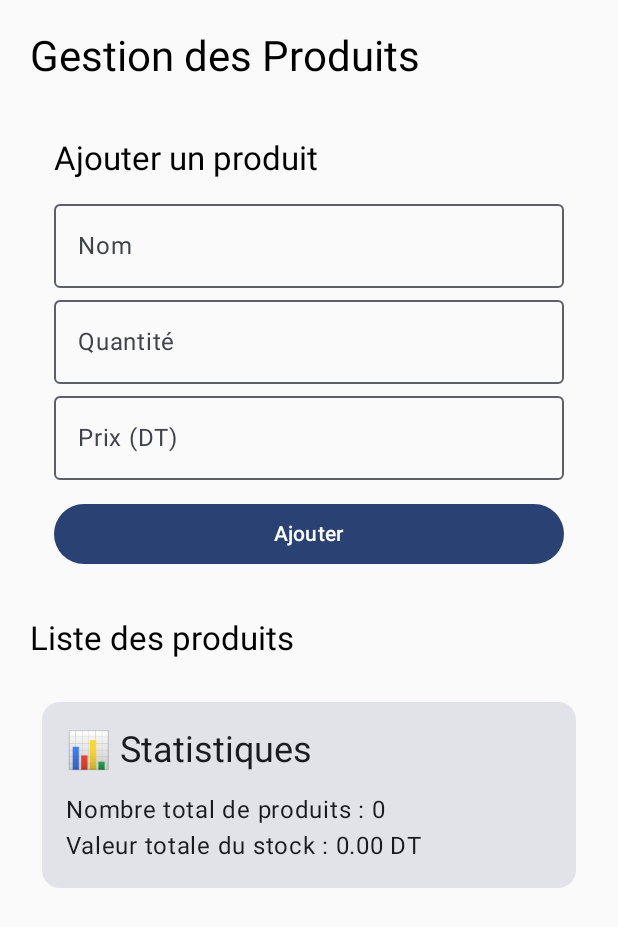
After one commit to laouinighada/SmartShop, an Android app built with Jetpack Compose: the HomeScreen screen opened through its navigation route, on a phone screen of 412 x 824 dp. The commit adds this screen. Shown: the top 927 px of the screen. Run offline under Robolectric (Android 15) with nearby library versions, the phone set to English and light mode, and no system bars; our stand-ins replace Firebase (no records; nobody signed in at launch, a user with empty details on screens opened directly), Room's generated code.

Commit message:
authentication and product list

```diff
--- a/app/src/main/AndroidManifest.xml
+++ b/app/src/main/AndroidManifest.xml
@@ -1,6 +1,9 @@
 <?xml version="1.0" encoding="utf-8"?>
 <manifest xmlns:android="http://schemas.android.com/apk/res/android"
     xmlns:tools="http://schemas.android.com/tools">
+    <!-- 🔥 AJOUTER CETTE LIGNE -->
+    <uses-permission android:name="android.permission.INTERNET" />
+    <uses-permission android:name="android.permission.ACCESS_NETWORK_STATE" />
 
     <application
         android:allowBackup="true"
--- a/app/src/main/java/com/example/smartshop/MainActivity.kt
+++ b/app/src/main/java/com/example/smartshop/MainActivity.kt
@@ -3,45 +3,46 @@ package com.example.smartshop
 import android.os.Bundle
 import androidx.activity.ComponentActivity
 import androidx.activity.compose.setContent
-import androidx.activity.enableEdgeToEdge
-import androidx.compose.foundation.layout.fillMaxSize
-import androidx.compose.foundation.layout.padding
-import androidx.compose.material3.Scaffold
-import androidx.compose.material3.Text
-import androidx.compose.runtime.Composable
-import androidx.compose.ui.Modifier
-import androidx.compose.ui.tooling.preview.Preview
+import androidx.lifecycle.ViewModelProvider
+import androidx.navigation.compose.rememberNavController
+import androidx.room.Room
+import com.example.smartshop.data.local.AppDatabase
+import com.example.smartshop.data.remote.FirestoreService
+import com.example.smartshop.data.repository.ProductRepository
+import com.example.smartshop.navigation.NavGraph
 import com.example.smartshop.ui.theme.SmartShopTheme
+import com.example.smartshop.viewmodel.ProductViewModel
+import com.example.smartshop.viewmodel.ProductViewModelFactory
 
 class MainActivity : ComponentActivity() {
     override fun onCreate(savedInstanceState: Bundle?) {
         super.onCreate(savedInstanceState)
-        enableEdgeToEdge()
+
+        // Initialisation Room + Repository
+        val db = Room.databaseBuilder(
+            applicationContext,
+            AppDatabase::class.java,
+            "smartshop-db"
+        ).build()
+
+        val repository = ProductRepository(
+            dao = db.productDao(),
+            firestore = FirestoreService()
+        )
+
+        // 🔥 Créer le ViewModel avec Factory
+        val factory = ProductViewModelFactory(repository)
+        val productViewModel = ViewModelProvider(this, factory)[ProductViewModel::class.java]
+
         setContent {
             SmartShopTheme {
-                Scaffold(modifier = Modifier.fillMaxSize()) { innerPadding ->
-                    Greeting(
-                        name = "Android",
-                        modifier = Modifier.padding(innerPadding)
-                    )
-                }
+                val navController = rememberNavController()
+
+                NavGraph(
+                    navController = navController,
+                    productViewModel = productViewModel
+                )
             }
         }
     }
 }
-
-@Composable
-fun Greeting(name: String, modifier: Modifier = Modifier) {
-    Text(
-        text = "Hello $name!",
-        modifier = modifier
-    )
-}
-
-@Preview(showBackground = true)
-@Composable
-fun GreetingPreview() {
-    SmartShopTheme {
-        Greeting("Android")
-    }
-}
--- /dev/null
+++ b/app/src/main/java/com/example/smartshop/auth/LoginScreen.kt
@@ -0,0 +1,79 @@
+package com.example.smartshop.auth
+
+import androidx.compose.foundation.layout.*
+import androidx.compose.material3.*
+import androidx.compose.runtime.*
+import androidx.compose.ui.Modifier
+import androidx.compose.ui.unit.dp
+import androidx.lifecycle.viewmodel.compose.viewModel
+import androidx.compose.ui.text.input.PasswordVisualTransformation
+import androidx.compose.ui.graphics.Color
+import kotlinx.coroutines.launch
+
+@Composable
+fun LoginScreen(
+    onLoginSuccess: () -> Unit,
+    viewModel: LoginViewModel = viewModel()
+) {
+    val state = viewModel.state.collectAsState().value
+    val scope = rememberCoroutineScope()
+
+    var email by remember { mutableStateOf("") }
+    var password by remember { mutableStateOf("") }
+
+    // 🔥 Navigation automatique après connexion réussie
+    LaunchedEffect(state.success) {
+        if (state.success) {
+            onLoginSuccess()
+        }
+    }
+
+    Column(
+        modifier = Modifier
+            .fillMaxSize()
+            .padding(24.dp),
+        verticalArrangement = Arrangement.Center
+    ) {
+
+        Text(text = "SmartShop", style = MaterialTheme.typography.headlineLarge)
+
+        Spacer(Modifier.height(20.dp))
+
+        OutlinedTextField(
+            value = email,
+            onValueChange = { email = it },
+            label = { Text("Email") },
+            modifier = Modifier.fillMaxWidth()
+        )
+
+        OutlinedTextField(
+            value = password,
+            onValueChange = { password = it },
+            label = { Text("Mot de passe") },
+            visualTransformation = PasswordVisualTransformation(),
+            modifier = Modifier.fillMaxWidth()
+        )
+
+        Spacer(Modifier.height(20.dp))
+
+        Button(
+            onClick = {
+                scope.launch {
+                    viewModel.login(email, password)
+                }
+            },
+            modifier = Modifier.fillMaxWidth(),
+            enabled = !state.loading
+        ) {
+            Text("Se connecter")
+        }
+
+        if (state.error != null) {
+            Text(
+                text = "Erreur : ${state.error}",
+                color = Color.Red,
+                modifier = Modifier.padding(top = 8.dp)
+            )
+        }
+    }
+}
--- /dev/null
+++ b/app/src/main/java/com/example/smartshop/auth/LoginViewModel.kt
@@ -0,0 +1,51 @@
+package com.example.smartshop.auth
+
+import androidx.lifecycle.ViewModel
+import com.google.firebase.auth.FirebaseAuth
+import kotlinx.coroutines.tasks.await
+import kotlinx.coroutines.flow.MutableStateFlow
+import kotlinx.coroutines.flow.StateFlow
+
+data class LoginState(
+    val loading: Boolean = false,
+    val success: Boolean = false,
+    val error: String? = null
+)
+
+class LoginViewModel : ViewModel() {
+
+    private val auth: FirebaseAuth = FirebaseAuth.getInstance()
+
+    private val _state = MutableStateFlow(LoginState())
+    val state: StateFlow<LoginState> get() = _state
+
+    suspend fun login(email: String, password: String) {
+        try {
+            _state.value = LoginState(loading = true)
+
+            // 🔥 Log avant la tentative
+            android.util.Log.d("LoginViewModel", "Tentative de connexion pour: $email")
+
+            auth.signInWithEmailAndPassword(email, password).await()
+
+            android.util.Log.d("LoginViewModel", "Connexion réussie")
+            _state.value = LoginState(success = true)
+
+        } catch (e: Exception) {
+            // 🔥 Logs détaillés de l'erreur
+            android.util.Log.e("LoginViewModel", "Erreur de connexion", e)
+            android.util.Log.e("LoginViewModel", "Type: ${e.javaClass.simpleName}")
+            android.util.Log.e("LoginViewModel", "Message: ${e.message}")
+            android.util.Log.e("LoginViewModel", "Cause: ${e.cause?.message}")
+
+            // 🔥 Erreur spécifique Firebase
+            if (e is com.google.firebase.FirebaseException) {
+                android.util.Log.e("LoginViewModel", "Code Firebase: ${e.localizedMessage}")
+            }
+
+            _state.value = LoginState(
+                error = "${e.javaClass.simpleName}: ${e.message}"
+            )
+        }
+    }
+}
--- /dev/null
+++ b/app/src/main/java/com/example/smartshop/data/local/AppDatabase.kt
@@ -0,0 +1,13 @@
+package com.example.smartshop.data.local
+
+import androidx.room.Database
+import androidx.room.RoomDatabase
+
+@Database(
+    entities = [ProductEntity::class],
+    version = 1,
+    exportSchema = false
+)
+abstract class AppDatabase : RoomDatabase() {
+    abstract fun productDao(): ProductDao
+}
--- /dev/null
+++ b/app/src/main/java/com/example/smartshop/data/local/ProductDao.kt
@@ -0,0 +1,23 @@
+package com.example.smartshop.data.local
+
+import androidx.room.*
+import kotlinx.coroutines.flow.Flow
+
+@Dao
+interface ProductDao {
+
+    @Query("SELECT * FROM products ORDER BY name ASC")
+    fun getProducts(): Flow<List<ProductEntity>>
+
+    @Insert(onConflict = OnConflictStrategy.REPLACE)
+    suspend fun insert(product: ProductEntity)
+
+    @Update
+    suspend fun update(product: ProductEntity)
+
+    @Delete
+    suspend fun delete(product: ProductEntity)
+
+    @Query("DELETE FROM products")
+    suspend fun clear()
+}
--- /dev/null
+++ b/app/src/main/java/com/example/smartshop/data/remote/FirestoreService.kt
@@ -0,0 +1,30 @@
+package com.example.smartshop.data.remote
+
+import com.example.smartshop.data.local.ProductEntity
+import com.google.firebase.firestore.FirebaseFirestore
+import kotlinx.coroutines.tasks.await
+
+class FirestoreService {
+
+    private val db = FirebaseFirestore.getInstance()
+    private val productsRef = db.collection("products")
+
+    suspend fun syncProduct(product: ProductEntity) {
+        productsRef.document(product.id.toString())
+            .set(product)
+            .await()
+    }
+
+    suspend fun deleteProduct(id: Int) {
+        productsRef.document(id.toString()).delete().await()
+    }
+
+    fun listenProducts(onUpdate: (List<ProductEntity>) -> Unit) {
+        productsRef.addSnapshotListener { snapshot, _ ->
+            if (snapshot != null) {
+                val data = snapshot.toObjects(ProductEntity::class.java)
+                onUpdate(data)
+            }
+        }
+    }
+}
--- /dev/null
+++ b/app/src/main/java/com/example/smartshop/data/repository/ProductRepository.kt
@@ -0,0 +1,48 @@
+package com.example.smartshop.data.repository
+
+import com.example.smartshop.data.local.ProductDao
+import com.example.smartshop.data.local.ProductEntity
+import com.example.smartshop.data.remote.FirestoreService
+import kotlinx.coroutines.CoroutineScope
+import kotlinx.coroutines.Dispatchers
+import kotlinx.coroutines.flow.Flow
+import kotlinx.coroutines.launch
+
+class ProductRepository(
+    private val dao: ProductDao,
+    private val firestore: FirestoreService
+) {
+
+    // Flow pour observer les produits localement
+    val products: Flow<List<ProductEntity>> = dao.getProducts()
+
+    // Fonction suspend pour ajouter un produit local + cloud
+    suspend fun add(product: ProductEntity) {
+        dao.insert(product)          // Appel suspend depuis suspend
+        firestore.syncProduct(product)
+    }
+
+    // Fonction suspend pour update
+    suspend fun update(product: ProductEntity) {
+        dao.update(product)
+        firestore.syncProduct(product)
+    }
+
+    // Fonction suspend pour delete
+    suspend fun delete(product: ProductEntity) {
+        dao.delete(product)
+        firestore.deleteProduct(product.id)
+    }
+
+    // Fonction pour écouter les changements cloud et les insérer localement
+    fun listenCloudSync() {
+        firestore.listenProducts { cloudProducts ->
+            // Ici on doit lancer une coroutine pour appeler dao.insert
+            CoroutineScope(Dispatchers.IO).launch {
+                cloudProducts.forEach {
+                    dao.insert(it)
+                }
+            }
+        }
+    }
+}
--- /dev/null
+++ b/app/src/main/java/com/example/smartshop/navigation/NavGraph.kt
@@ -0,0 +1,34 @@
+package com.example.smartshop.navigation
+
+import androidx.compose.runtime.Composable
+import androidx.navigation.NavHostController
+import androidx.navigation.compose.NavHost
+import androidx.navigation.compose.composable
+import com.example.smartshop.auth.LoginScreen
+import com.example.smartshop.ui.home.HomeScreen
+import com.example.smartshop.viewmodel.ProductViewModel
+
+@Composable
+fun NavGraph(
+    navController: NavHostController,
+    productViewModel: ProductViewModel
+) {
+    NavHost(
+        navController = navController,
+        startDestination = Screen.Login.route
+    ) {
+        composable(Screen.Login.route) {
+            LoginScreen(
+                onLoginSuccess = {
+                    navController.navigate(Screen.Home.route) {
+                        popUpTo(Screen.Login.route) { inclusive = true }
+                    }
+                }
+            )
+        }
+
+        composable(Screen.Home.route) {
+            HomeScreen(productViewModel = productViewModel)
+        }
+    }
+}
--- /dev/null
+++ b/app/src/main/java/com/example/smartshop/navigation/Screen.kt
@@ -0,0 +1,6 @@
+package com.example.smartshop.navigation
+
+sealed class Screen(val route: String) {
+    object Login : Screen("login")
+    object Home : Screen("home")
+}
--- /dev/null
+++ b/app/src/main/java/com/example/smartshop/ui/theme/HomeScreen.kt
@@ -0,0 +1,38 @@
+package com.example.smartshop.ui.home
+
+import androidx.compose.foundation.layout.*
+import androidx.compose.material3.*
+import androidx.compose.runtime.Composable
+import androidx.compose.runtime.collectAsState
+import androidx.compose.ui.Modifier
+import androidx.compose.ui.unit.dp
+import com.example.smartshop.ui.home.ProductListScreen
+import com.example.smartshop.ui.home.StatisticsScreen
+import com.example.smartshop.viewmodel.ProductViewModel
+
+@Composable
+fun HomeScreen(
+    productViewModel: ProductViewModel
+) {
+    val products = productViewModel.products.collectAsState(initial = emptyList()).value
+
+    Column(
+        modifier = Modifier
+            .fillMaxSize()
+            .padding(20.dp)
+    ) {
+        Text(
+            "Gestion des Produits",
+            style = MaterialTheme.typography.headlineMedium
+        )
+        Spacer(Modifier.height(20.dp))
+
+        // Liste des produits
+        ProductListScreen(productViewModel)
+
+        Spacer(Modifier.height(20.dp))
+
+        // Statistiques
+        StatisticsScreen(productViewModel)
+    }
+}
--- /dev/null
+++ b/app/src/main/java/com/example/smartshop/ui/theme/ProductFormScreen.kt
@@ -0,0 +1,64 @@
+package com.example.smartshop.ui.home
+
+import androidx.compose.foundation.layout.*
+import androidx.compose.material3.*
+import androidx.compose.runtime.*
+import androidx.compose.ui.Modifier
+import androidx.compose.ui.unit.dp
+import com.example.smartshop.viewmodel.ProductViewModel
+
+@Composable
+fun ProductFormScreen(
+    viewModel: ProductViewModel
+) {
+    var name by remember { mutableStateOf("") }
+    var quantity by remember { mutableStateOf("") }
+    var price by remember { mutableStateOf("") }
+
+    Column(Modifier.padding(16.dp)) {
+        Text("Ajouter un produit", style = MaterialTheme.typography.titleLarge)
+
+        Spacer(Modifier.height(8.dp))
+
+        OutlinedTextField(
+            value = name,
+            onValueChange = { name = it },
+            label = { Text("Nom") },
+            modifier = Modifier.fillMaxWidth()
+        )
+
+        OutlinedTextField(
+            value = quantity,
+            onValueChange = { quantity = it },
+            label = { Text("Quantité") },
+            modifier = Modifier.fillMaxWidth()
+        )
+
+        OutlinedTextField(
+            value = price,
+            onValueChange = { price = it },
+            label = { Text("Prix (DT)") },
+            modifier = Modifier.fillMaxWidth()
+        )
+
+        Spacer(Modifier.height(12.dp))
+
+        Button(
+            onClick = {
+                val qty = quantity.toIntOrNull() ?: 0
+                val prc = price.toDoubleOrNull() ?: 0.0
+
+                if (name.isNotBlank() && qty > 0 && prc > 0) {
+                    viewModel.add(name, qty, prc)
+                    // Réinitialiser les champs
+                    name = ""
+                    quantity = ""
+                    price = ""
+                }
+            },
+            modifier = Modifier.fillMaxWidth()
+        ) {
+            Text("Ajouter")
+        }
+    }
+}
--- /dev/null
+++ b/app/src/main/java/com/example/smartshop/ui/theme/ProductListScreen.kt
@@ -0,0 +1,46 @@
+package com.example.smartshop.ui.home
+
+import androidx.compose.foundation.layout.*
+import androidx.compose.material3.*
+import androidx.compose.runtime.*
+import androidx.compose.ui.Modifier
+import androidx.compose.ui.unit.dp
+import com.example.smartshop.viewmodel.ProductViewModel
+
+@Composable
+fun ProductListScreen(
+    viewModel: ProductViewModel
+) {
+    val products = viewModel.products.collectAsState(initial = emptyList()).value
+
+    Column {
+        // 🔥 Formulaire d'ajout EN PREMIER
+        ProductFormScreen(viewModel)
+
+        Spacer(Modifier.height(16.dp))
+
+        Text("Liste des produits", style = MaterialTheme.typography.titleLarge)
+
+        // 🔥 Liste des produits
+        products.forEach { product ->
+            Card(
+                modifier = Modifier
+                    .fillMaxWidth()
+                    .padding(vertical = 4.dp)
+            ) {
+                Column(Modifier.padding(12.dp)) {
+                    Text(product.name, style = MaterialTheme.typography.titleMedium)
+                    Text("Quantité : ${product.quantity}")
+                    Text("Prix : ${product.price} DT")
+
+                    Button(
+                        onClick = { viewModel.delete(product) },
+                        modifier = Modifier.padding(top = 8.dp)
+                    ) {
+                        Text("Supprimer")
+                    }
+                }
+            }
+        }
+    }
+}
--- /dev/null
+++ b/app/src/main/java/com/example/smartshop/ui/theme/StatisticsScreen.kt
@@ -0,0 +1,31 @@
+package com.example.smartshop.ui.home
+
+import androidx.compose.foundation.layout.*
+import androidx.compose.material3.*
+import androidx.compose.runtime.*
+import androidx.compose.ui.Modifier
+import androidx.compose.ui.unit.dp
+import com.example.smartshop.viewmodel.ProductViewModel
+
+@Composable
+fun StatisticsScreen(viewModel: ProductViewModel) {
+    val products = viewModel.products.collectAsState(initial = emptyList()).value
+
+    val totalCount = products.sumOf { it.quantity }
+    val totalValue = products.sumOf { it.quantity * it.price }
+
+    Card(
+        modifier = Modifier
+            .fillMaxWidth()
+            .padding(8.dp)
+    ) {
+        Column(modifier = Modifier.padding(16.dp)) {
+            Text("📊 Statistiques", style = MaterialTheme.typography.headlineSmall)
+
+            Spacer(Modifier.height(12.dp))
+
+            Text("Nombre total de produits : $totalCount")
+            Text("Valeur totale du stock : %.2f DT".format(totalValue))
+        }
+    }
+}
--- /dev/null
+++ b/app/src/main/java/com/example/smartshop/viewmodel/ProductViewModel.kt
@@ -0,0 +1,43 @@
+package com.example.smartshop.viewmodel
+
+import androidx.lifecycle.ViewModel
+import androidx.lifecycle.viewModelScope
+import com.example.smartshop.data.local.ProductEntity
+import com.example.smartshop.data.repository.ProductRepository
+import kotlinx.coroutines.flow.MutableStateFlow
+import kotlinx.coroutines.flow.StateFlow
+import kotlinx.coroutines.launch
+
+class ProductViewModel(
+    private val repo: ProductRepository
+) : ViewModel() {
+
+    val products = repo.products
+
+    private val _message = MutableStateFlow("")
+    val message: StateFlow<String> get() = _message
+
+    init {
+        repo.listenCloudSync()
+    }
+
+    fun add(name: String, quantity: Int, price: Double) {
+        if (name.isBlank() || quantity < 0 || price <= 0) {
+            _message.value = "Données invalides"
+            return
+        }
+
+        viewModelScope.launch {
+            repo.add(ProductEntity(name = name, quantity = quantity, price = price))
+            _message.value = "Produit ajouté"
+        }
+    }
+
+    fun update(product: ProductEntity) = viewModelScope.launch {
+        repo.update(product)
+    }
+
+    fun delete(product: ProductEntity) = viewModelScope.launch {
+        repo.delete(product)
+    }
+}
--- /dev/null
+++ b/app/src/main/java/com/example/smartshop/viewmodel/ProductViewModelFactory.kt
@@ -0,0 +1,17 @@
+package com.example.smartshop.viewmodel
+
+import androidx.lifecycle.ViewModel
+import androidx.lifecycle.ViewModelProvider
+import com.example.smartshop.data.repository.ProductRepository
+
+class ProductViewModelFactory(
+    private val repository: ProductRepository
+) : ViewModelProvider.Factory {
+    @Suppress("UNCHECKED_CAST")
+    override fun <T : ViewModel> create(modelClass: Class<T>): T {
+        if (modelClass.isAssignableFrom(ProductViewModel::class.java)) {
+            return ProductViewModel(repository) as T
+        }
+        throw IllegalArgumentException("Unknown ViewModel class")
+    }
+}
--- a/build.gradle.kts
+++ b/build.gradle.kts
@@ -3,4 +3,5 @@ plugins {
     alias(libs.plugins.android.application) apply false
     alias(libs.plugins.kotlin.android) apply false
     alias(libs.plugins.kotlin.compose) apply false
+    id("com.google.gms.google-services") version "4.4.4" apply false
 }
--- a/gradle/libs.versions.toml
+++ b/gradle/libs.versions.toml
@@ -8,6 +8,8 @@ espressoCore = "3.7.0"
 lifecycleRuntimeKtx = "2.10.0"
 activityCompose = "1.12.0"
 composeBom = "2024.09.00"
+navigationCompose = "2.8.5"  # ✅ Ajoutez cette ligne
+lifecycleViewmodelCompose = "2.8.5"  # ✅ Ajoutez cette ligne
 
 [libraries]
 androidx-core-ktx = { group = "androidx.core", name = "core-ktx", version.ref = "coreKtx" }
@@ -24,6 +26,9 @@ androidx-ui-tooling-preview = { group = "androidx.compose.ui", name = "ui-toolin
 androidx-ui-test-manifest = { group = "androidx.compose.ui", name = "ui-test-manifest" }
 androidx-ui-test-junit4 = { group = "androidx.compose.ui", name = "ui-test-junit4" }
 androidx-material3 = { group = "androidx.compose.material3", name = "material3" }
+androidx-navigation-compose = { group = "androidx.navigation", name = "navigation-compose", version.ref = "navigationCompose" }  # ✅ Ajoutez cette ligne
+androidx-lifecycle-viewmodel-compose = { group = "androidx.lifecycle", name = "lifecycle-viewmodel-compose", version.ref = "lifecycleViewmodelCompose" }  # ✅ Ajoutez cette ligne
+
 
 [plugins]
 android-application = { id = "com.android.application", version.ref = "agp" }
```
Also changed, not shown: app/build.gradle.kts (+42 -4 lines), app/src/main/java/com/example/smartshop/data/local/ProductEntity.kt (added, +12 -0 lines), 1 other file.
